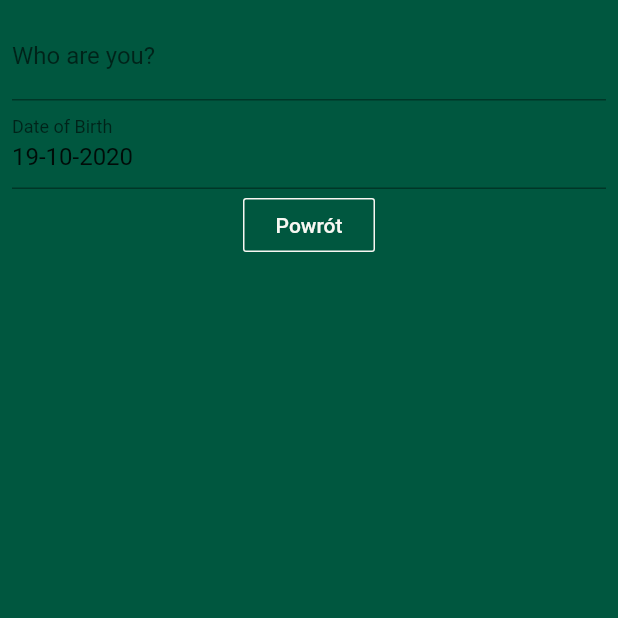
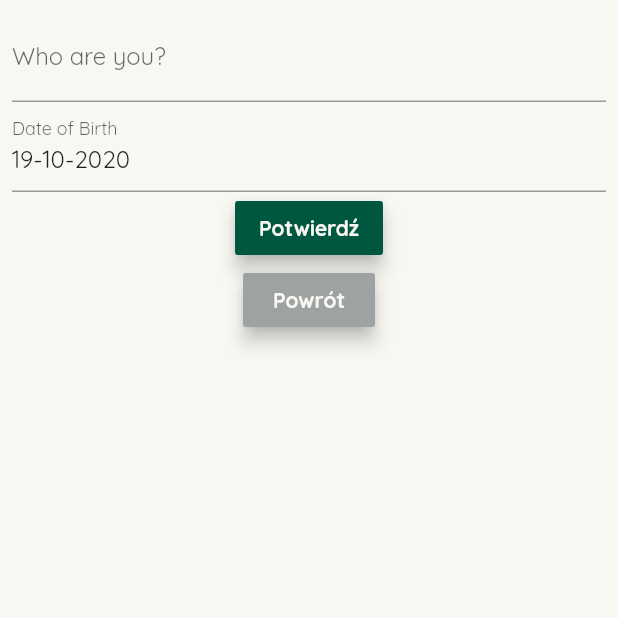
Before and after one commit to martijanasek/dyplom1, a Flutter app: the screen it shows after launch, after a tap on "Zarejestruj", on a phone screen of 412 x 824 dp, the top half of it. Run offline on Flutter 3.47's test engine with Material 2 defaults, Android fonts, the phone set to English and light mode, and no system bars; drawn by our look-alikes of flutter_form_builder.

Commit message:
added language and minor changes

```diff
--- a/appsik/lib/main.dart
+++ b/appsik/lib/main.dart
@@ -16,8 +16,18 @@ class MyApp extends StatelessWidget {
 class MyHomePage extends StatelessWidget {
   @override
   Widget build(BuildContext context) {
-    return Scaffold(
-      body: Start(),
+    return MaterialApp(
+      title: 'Appsik',
+      home: Start(),
+      theme: ThemeData(
+        primaryColor: Color.fromRGBO(0, 87, 63, 1),
+        accentColor: Color.fromRGBO(248, 247, 242, 1),
+        cardColor: Color.fromRGBO(155, 227, 191, 1),
+        errorColor: Color.fromRGBO(220, 53, 69, 1),
+        disabledColor: Color.fromRGBO(158, 162, 162, 1),
+        backgroundColor: Color.fromRGBO(230, 213, 138, 1),
+        fontFamily: 'Quicksand',
+      ),
     );
   }
 }
--- /dev/null
+++ b/appsik/lib/widgets/language.dart
@@ -0,0 +1,62 @@
+import 'package:flutter/material.dart';
+
+class Language extends StatefulWidget {
+  @override
+  _LanguageState createState() => _LanguageState();
+}
+
+class _LanguageState extends State<Language> {
+  String _isLanguageChosen = 'pl';
+
+  @override
+  Widget build(BuildContext context) {
+    return Row(
+      children: [
+        Container(
+          decoration: BoxDecoration(
+            border: _isLanguageChosen == 'pl'
+                ? Border.all(
+                    color: Theme.of(context).backgroundColor,
+                    width: 5,
+                  )
+                : null,
+            shape: BoxShape.circle,
+          ),
+          child: IconButton(
+            icon: Image.asset(
+              'assets/images/poland.png',
+            ),
+            iconSize: 25,
+            onPressed: () {
+              setState(() {
+                _isLanguageChosen = 'pl';
+              });
+            },
+          ),
+        ),
+        Container(
+          decoration: BoxDecoration(
+            border: _isLanguageChosen == 'en'
+                ? Border.all(
+                    color: Theme.of(context).backgroundColor,
+                    width: 5,
+                  )
+                : null,
+            shape: BoxShape.circle,
+          ),
+          child: IconButton(
+            icon: Image.asset(
+              'assets/images/united-kingdom.png',
+            ),
+            iconSize: 25,
+            onPressed: () {
+              setState(() {
+                _isLanguageChosen = 'en';
+              });
+            },
+          ),
+        ),
+      ],
+    );
+  }
+}
--- a/appsik/lib/widgets/registration.dart
+++ b/appsik/lib/widgets/registration.dart
@@ -16,7 +16,7 @@ class _RegistrationState extends State<Registration> {
       body: Container(
         height: double.infinity,
         width: double.infinity,
-        color: Color.fromRGBO(0, 87, 63, 1),
+        color: Theme.of(context).accentColor,
         child: SingleChildScrollView(
           child: Padding(
             padding: const EdgeInsets.all(8.0),
@@ -45,12 +45,30 @@ class _RegistrationState extends State<Registration> {
                     ],
                   ),
                 ),
-                OutlineButton(
-                  borderSide: BorderSide(
-                    color: Color.fromRGBO(248, 247, 242, 1),
+                RaisedButton(
+                  color: Theme.of(context).primaryColor,
+                  textColor: Theme.of(context).accentColor,
+                  child: Text(
+                    'Potwierdź',
+                    style: TextStyle(
+                      fontWeight: FontWeight.bold,
+                    ),
                   ),
-                  textColor: Color.fromRGBO(248, 247, 242, 1),
-                  child: Text('Powrót'),
+                  elevation: 5,
+                  onPressed: () {
+                    Navigator.pop(context);
+                  },
+                ),
+                RaisedButton(
+                  color: Theme.of(context).disabledColor,
+                  textColor: Theme.of(context).accentColor,
+                  child: Text(
+                    'Powrót',
+                    style: TextStyle(
+                      fontWeight: FontWeight.bold,
+                    ),
+                  ),
+                  elevation: 5,
                   onPressed: () {
                     Navigator.pop(context);
                   },
--- a/appsik/lib/widgets/start.dart
+++ b/appsik/lib/widgets/start.dart
@@ -1,44 +1,72 @@
 import 'package:dyplom/widgets/registration.dart';
 import 'package:flutter/material.dart';
+import 'language.dart';
 
 class Start extends StatelessWidget {
   @override
   Widget build(BuildContext context) {
-    return Container(
+    return Scaffold(
+      body: Container(
         height: double.infinity,
         width: double.infinity,
-      color: Color.fromRGBO(0, 87, 63, 1),
+        color: Theme.of(context).primaryColor,
         child: Column(
+          children: [
+            Row(
+              mainAxisAlignment: MainAxisAlignment.start,
+              children: [
+                Language(),
+              ],
+            ),
+            Row(
               mainAxisAlignment: MainAxisAlignment.center,
+              children: [
+                Column(
                   children: [
                     Image.asset(
                       'assets/images/fruit-tree.png',
-            color: Color.fromRGBO(155, 227, 191, 1),
+                      color: Theme.of(context).cardColor,
                       height: 200,
                       width: 200,
                     ),
                     OutlineButton(
                       borderSide: BorderSide(
-              color: Color.fromRGBO(248, 247, 242, 1),
+                        color: Theme.of(context).accentColor,
                       ),
-            textColor: Color.fromRGBO(248, 247, 242, 1),
-            child: Text('Zaloguj'),
+                      textColor: Theme.of(context).accentColor,
+                      child: Text(
+                        'Zaloguj',
+                        style: TextStyle(
+                          fontWeight: FontWeight.bold,
+                        ),
+                      ),
                       onPressed: () {},
                     ),
                     OutlineButton(
                       borderSide: BorderSide(
-              color: Color.fromRGBO(248, 247, 242, 1),
+                        color: Theme.of(context).accentColor,
                       ),
-            textColor: Color.fromRGBO(248, 247, 242, 1),
-            child: Text('Zarejestruj'),
+                      textColor: Theme.of(context).accentColor,
+                      child: Text(
+                        'Zarejestruj',
+                        style: TextStyle(
+                          fontWeight: FontWeight.bold,
+                        ),
+                      ),
                       onPressed: () {
                         Navigator.push(
                           context,
-                MaterialPageRoute(builder: (context) => Registration()),
+                          MaterialPageRoute(
+                              builder: (context) => Registration()),
                         );
                       },
                     ),
                   ],
+                )
+              ],
+            )
+          ],
+        ),
       ),
     );
   }
```
Also changed, not shown: appsik/pubspec.yaml (+10 -55 lines), appsik/assets/fonts/Quicksand-Bold.ttf (added), appsik/assets/fonts/Quicksand-Regular.ttf (added), appsik/assets/images/poland.png (added), appsik/assets/images/united-kingdom.png (added). Lines whose indentation alone changed are shown as unchanged.
